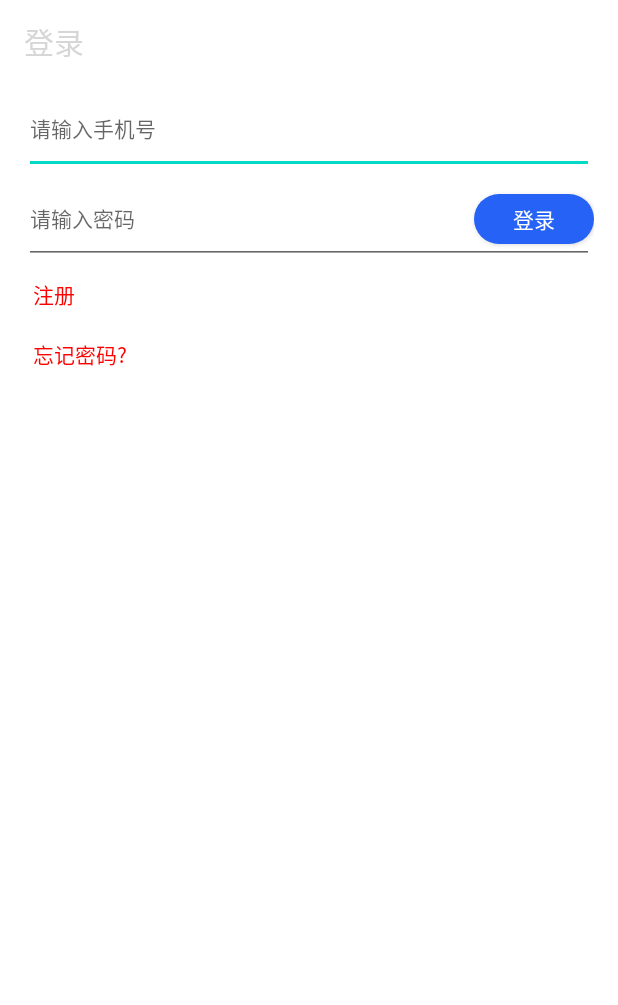
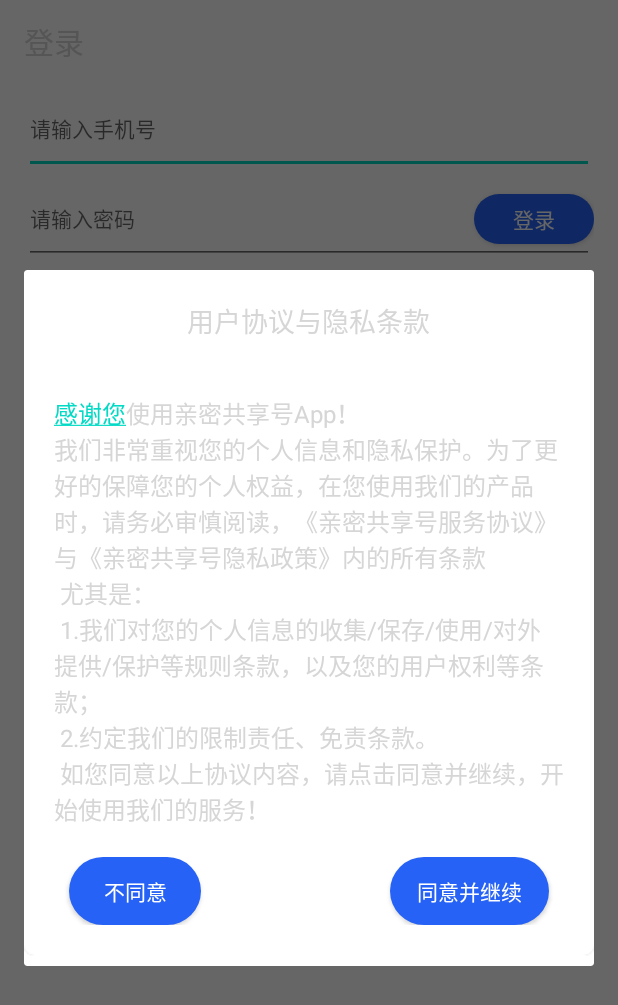
Before and after one commit to dyglcc/obtainPhoneMsgCode, an Android app: the LoginActivity screen opened directly, with no data from a screen before it, on a phone screen of 412 x 824 dp. Shown: the top 1005 px of the screen. Run offline under Robolectric (Android 15) with nearby library versions, the phone set to English and light mode, and no system bars; libraries missing offline, so code that uses them is left out: cn.jpush.android, cn.smssdk, cn.smssdk.gui, com.mob, com.yanzhenjie.permission.

Commit message:
fix privacy

```diff
--- a/app/src/main/java/com/kuaishan/obtainmsg/account/LoginActivity.java
+++ b/app/src/main/java/com/kuaishan/obtainmsg/account/LoginActivity.java
@@ -8,10 +8,16 @@ import android.content.SharedPreferences;
 import android.os.Build;
 import android.os.Bundle;
 import android.os.Handler;
+import android.text.SpannableStringBuilder;
+import android.text.Spanned;
 import android.text.TextUtils;
+import android.text.method.LinkMovementMethod;
+import android.text.style.ClickableSpan;
 import android.view.View;
 import android.widget.Button;
 import android.widget.EditText;
+import android.widget.TextView;
+import android.widget.Toast;
 
 import com.kuaishan.obtainmsg.BaseActivity;
 import com.kuaishan.obtainmsg.MainActivity;
@@ -68,6 +74,20 @@ public class LoginActivity extends BaseActivity {
                 startActivity(intent);
             }
         });
+//        final TextView tv = findViewById(R.id.tv_hello);
+//        SpannableStringBuilder textSpanned4 = new SpannableStringBuilder("hello");
+//        ClickableSpan clickableSpan = new ClickableSpan() {
+//            @Override
+//            public void onClick(View view) {
+//                Toast.makeText(LoginActivity.this,tv.getText() , Toast.LENGTH_SHORT).show();
+//            }
+//        };
+//        textSpanned4.setSpan(clickableSpan,
+//                0, 3, Spanned.SPAN_EXCLUSIVE_EXCLUSIVE);
+////注意：此时必须加这一句，不然点击事件不会生效
+//        tv.setMovementMethod(LinkMovementMethod.getInstance());
+//        tv.setText(textSpanned4);
+
         findViewById(R.id.btn_add_myshare_dialog).setOnClickListener(new View.OnClickListener() {
             @Override
             public void onClick(View v) {
@@ -106,9 +126,9 @@ public class LoginActivity extends BaseActivity {
         new Handler(getMainLooper()).postDelayed(new Runnable() {
             @Override
             public void run() {
-                if(isFirstOpen(LoginActivity.this)){
+//                if(isFirstOpen(LoginActivity.this)){
                     Utils.showPrivicyDialog(LoginActivity.this,true);
-                }
+//                }
             }
         },1000);
     }
--- a/app/src/main/java/com/kuaishan/obtainmsg/core/Utils.java
+++ b/app/src/main/java/com/kuaishan/obtainmsg/core/Utils.java
@@ -290,11 +290,11 @@ public class Utils {
         final TextView textView  = view.findViewById(R.id.tv_count);
 
         //设置Hello World前三个字符有点击事件
-        SpannableStringBuilder textSpanned4 = new SpannableStringBuilder(get);
+        SpannableStringBuilder textSpanned4 = new SpannableStringBuilder(context.getString(R.string.new_privacy));
         ClickableSpan clickableSpan = new ClickableSpan() {
             @Override
             public void onClick(View view) {
-                Toast.makeText(context,textView.getText() , Toast.LENGTH_SHORT).show();
+                Toast.makeText(context,"hello" , Toast.LENGTH_SHORT).show();
             }
         };
         textSpanned4.setSpan(clickableSpan,
@@ -302,12 +302,12 @@ public class Utils {
 //注意：此时必须加这一句，不然点击事件不会生效
         textView.setMovementMethod(LinkMovementMethod.getInstance());
         textView.setText(textSpanned4);
-todosdfasdf
+
         dialog.show();
         Button btnInvite = view.findViewById(R.id.tv_add);
         dialog.setCanceledOnTouchOutside(false);
-        TextView tvCount = view.findViewById(R.id.tv_count);
-        tvCount.setMovementMethod(new ScrollingMovementMethod());
+//        TextView tvCount = view.findViewById(R.id.tv_count);
+//        tvCount.setMovementMethod(new ScrollingMovementMethod());
         final Button btnDisagree = view.findViewById(R.id.btnDisagree);
         if(!firstOpenApp){
             btnDisagree.setVisibility(View.GONE);
--- a/app/src/main/res/layout/dialog_privacy.xml
+++ b/app/src/main/res/layout/dialog_privacy.xml
@@ -25,30 +25,31 @@
         android:layout_marginTop="36dp"
         android:text="@string/new_privacy"
         android:textSize="16dp" />
-    <LinearLayout
+    <RelativeLayout
         android:layout_width="match_parent"
         android:layout_height="wrap_content"
-        android:layout_marginTop="70dp"
-        android:layout_marginBottom="20dp"
-        android:orientation="horizontal">
+        android:layout_marginTop="20dp"
+        android:layout_marginBottom="20dp">
 
         <Button
             android:id="@+id/btnDisagree"
-            android:layout_width="0px"
-            android:layout_weight="1"
+            android:layout_width="wrap_content"
             android:layout_height="45dp"
-            android:layout_marginStart="20dp"
+            android:layout_marginStart="10dp"
             android:textColor="@color/white"
-            android:background="@drawable/selector_button"
+            android:background="@drawable/selector_button_48"
             android:text="不同意" />
         <Button
             android:id="@+id/tv_add"
-            android:layout_width="0px"
+            android:layout_width="wrap_content"
             android:layout_height="45dp"
-            android:layout_marginStart="20dp"
+            android:layout_marginStart="18dp"
+            android:layout_alignParentEnd="true"
+            android:layout_marginEnd="10dp"
+            android:paddingLeft="18dp"
+            android:paddingRight="18dp"
             android:textColor="@color/white"
-            android:layout_weight="1"
             android:background="@drawable/selector_button_48"
             android:text="同意并继续" />
-    </LinearLayout>
+    </RelativeLayout>
 </LinearLayout>
--- a/app/src/main/res/layout/main_login.xml
+++ b/app/src/main/res/layout/main_login.xml
@@ -49,18 +49,24 @@
             android:text="@string/regString"
             android:textColor="@color/regist_red"
             android:textSize="14dp" />
-
-    </RelativeLayout>
         <TextView
             android:id="@+id/btn_forget"
             android:layout_alignParentEnd="true"
             android:layout_width="120dp"
             android:layout_height="40dp"
-        android:gravity="center_vertical"
+            android:gravity="end|center_vertical"
             android:layout_marginStart="6dp"
             android:text="@string/forgotPass"
             android:textColor="@color/regist_red"
             android:textSize="14dp" />
+    </RelativeLayout>
+
+<!--    <TextView-->
+<!--        android:id="@+id/tv_hello"-->
+<!--        android:layout_width="match_parent"-->
+<!--        android:layout_height="wrap_content"-->
+<!--        android:text="asdf"/>-->
+
     <Button
         android:layout_width="wrap_content"
         android:layout_height="wrap_content"
```
Also changed, not shown: 66 other files. Lines whose indentation alone changed are shown as unchanged.
